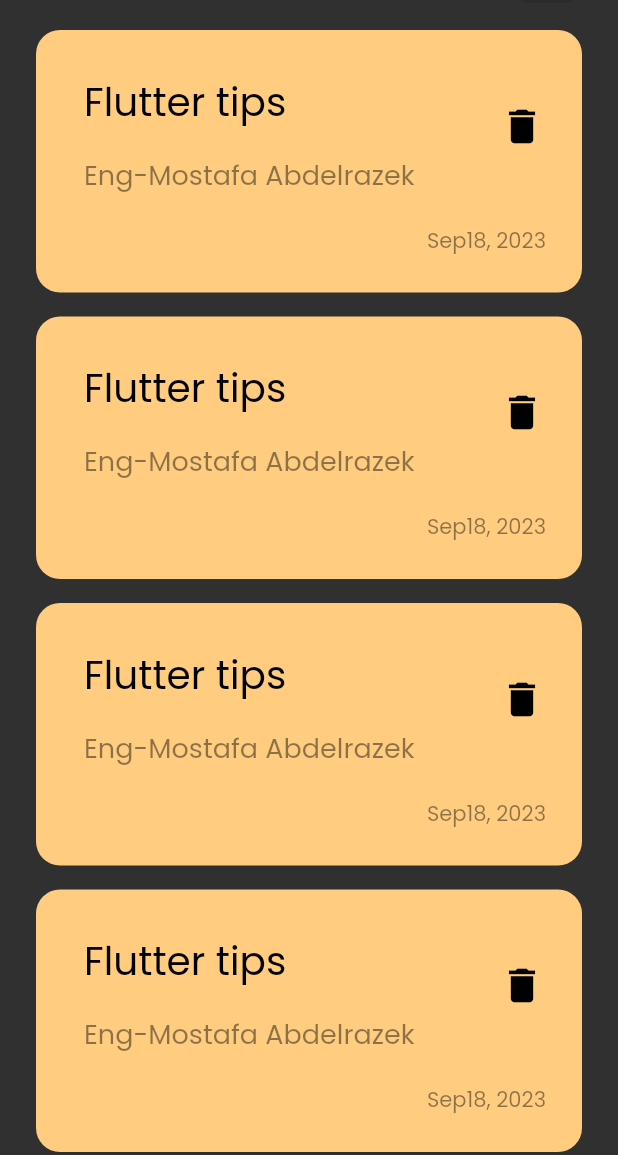
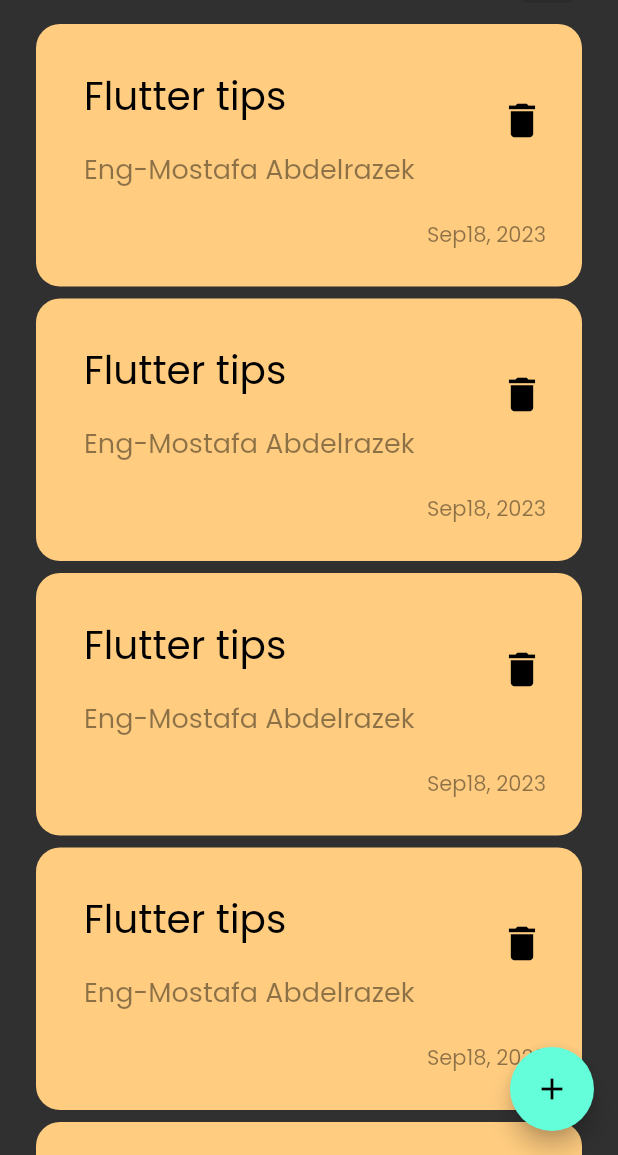
Before and after one commit to Mostafa3bdelrazek/Notes_App, a Flutter app: the screen it shows after launch, on a phone screen of 412 x 824 dp, the part 81-1236 px from its top. Run offline on Flutter 3.47's test engine with Material 2 defaults, Android fonts, the phone set to English and light mode, and no system bars.

Commit message:
add Floating Action Button

```diff
--- a/lib/views/notes_view.dart
+++ b/lib/views/notes_view.dart
@@ -6,8 +6,13 @@ class NotesView extends StatelessWidget {
 
   @override
   Widget build(BuildContext context) {
-    return const Scaffold(
-      body: SafeArea(child: NotesViewBody()),
+    return Scaffold(
+      floatingActionButton: FloatingActionButton(
+          onPressed: () {},
+          child: const Icon(
+            Icons.add,
+          )),
+      body: const SafeArea(child: NotesViewBody()),
     );
   }
 }
--- a/lib/views/widgets/notes_list_view.dart
+++ b/lib/views/widgets/notes_list_view.dart
@@ -9,7 +9,7 @@ class NotesListView extends StatelessWidget {
   Widget build(BuildContext context) {
     return ListView.builder(
       itemBuilder: (context, index) => const Padding(
-        padding: EdgeInsets.symmetric(vertical: 8),
+        padding: EdgeInsets.symmetric(vertical: 4),
         child: NotesItem(),
       ),
     );
```
